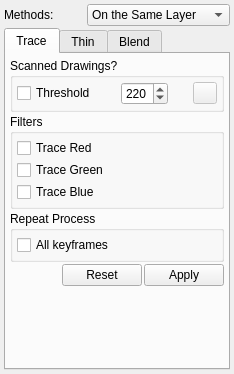
pencil2d/pencil, file app/ui/bitmapcoloringwidget.ui: the form before one commit.
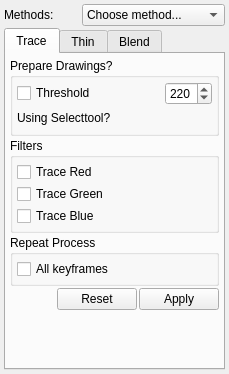
The form after the commit. Icons and pictures are not drawn.

Commit message: Force choose method. Make selecttool button more intuitive

```diff
--- a/app/ui/bitmapcoloringwidget.ui
+++ b/app/ui/bitmapcoloringwidget.ui
@@ -6,7 +6,7 @@
    <rect>
     <x>0</x>
     <y>0</y>
-    <width>234</width>
+    <width>229</width>
     <height>374</height>
    </rect>
   </property>
@@ -43,6 +43,11 @@
        <property name="toolTip">
         <string>Colorize on Same or Separate layer?</string>
        </property>
+       <item>
+        <property name="text">
+         <string>Choose method...</string>
+        </property>
+       </item>
        <item>
         <property name="text">
          <string>On the Same Layer</string>
@@ -85,7 +90,7 @@
        <item>
         <widget class="QGroupBox" name="gb1Trace">
          <property name="title">
-          <string>Scanned Drawings?</string>
+          <string>Prepare Drawings?</string>
          </property>
          <layout class="QVBoxLayout" name="verticalLayout">
           <property name="spacing">
@@ -138,8 +143,19 @@
               </property>
              </widget>
             </item>
+           </layout>
+          </item>
+          <item>
+           <layout class="QHBoxLayout" name="horizontalLayout">
             <item>
-             <spacer name="horizontalSpacer_19">
+             <widget class="QLabel" name="lab1UsingSelectTool">
+              <property name="text">
+               <string>Using Selecttool?</string>
+              </property>
+             </widget>
+            </item>
+            <item>
+             <spacer name="horizontalSpacer">
               <property name="orientation">
                <enum>Qt::Horizontal</enum>
               </property>
@@ -154,11 +170,11 @@
             <item>
              <widget class="QPushButton" name="btnSelectAreas">
               <property name="enabled">
-               <bool>false</bool>
+               <bool>true</bool>
               </property>
               <property name="maximumSize">
                <size>
-                <width>24</width>
+                <width>20</width>
                 <height>16777215</height>
                </size>
               </property>
@@ -172,6 +188,9 @@
                <iconset resource="../data/app.qrc">
                 <normaloff>:/icons/select.png</normaloff>:/icons/select.png</iconset>
               </property>
+              <property name="flat">
+               <bool>true</bool>
+              </property>
              </widget>
             </item>
            </layout>
```
Left out of the diff: 2 changed lines with no effect on the pictures. The commit also changes 3 other files.
